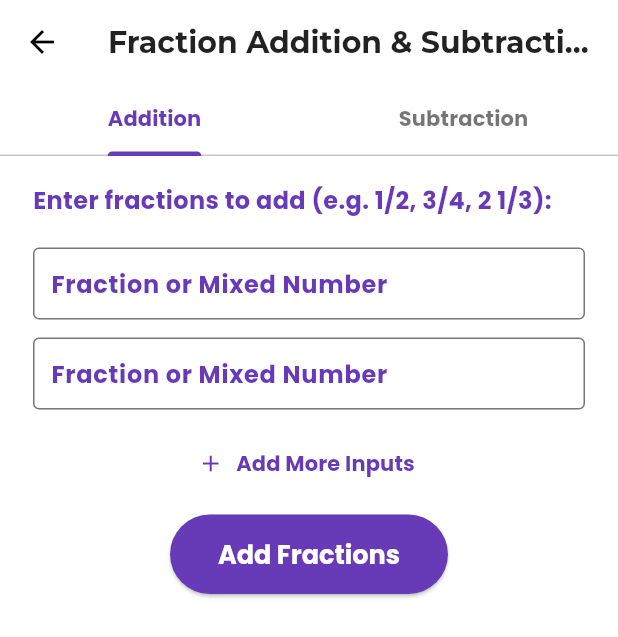
After one commit to JudeChika/Math-Guru, a Flutter app: the FractionAdditionSubtractionScreen screen opened directly, on a phone screen of 412 x 824 dp. The commit adds this screen. Shown: the top 637 px of the screen. Run offline on Flutter 3.47's test engine with Material 3 defaults, Android fonts, the phone set to English and light mode, and no system bars; our stand-ins replace cloud_firestore, firebase_auth, firebase_core, firebase_storage, flutter_animate, flutter_riverpod and 4 more; missing offline and left inert: flutter_math_fork; accounts and stored records are empty.

Commit message:
my files

```diff
--- /dev/null
+++ b/lib/features/junior_secondary/jss1/fractions/addition_subtraction_fractions/fraction_addition_logic.dart
@@ -0,0 +1,94 @@
+import 'fraction_models.dart';
+import 'fraction_utils.dart';
+
+class FractionAdditionLogic {
+  static FractionSolution? solve(List<String> fractionInputs) {
+    try {
+      final fractions = fractionInputs.map(FractionUtils.parseFraction).toList();
+      final lcm = FractionUtils.lcmForList(fractions.map((f) => f.denominator).toList());
+
+      List<FractionWorkingStep> workings = [];
+      List<FractionExplanation> explanations = [];
+
+      // Working: Only math steps
+      String givenLatex = fractionInputs.map(FractionUtils.toLatex).join(" + ");
+      workings.add(FractionWorkingStep(latexMath: givenLatex));
+      explanations.add(FractionExplanation(
+        description: 'Start with the given problem',
+        latexMath: givenLatex,
+      ));
+
+      // Convert to improper fractions if needed
+      for (var input in fractionInputs) {
+        if (input.contains(' ')) {
+          String improper = FractionUtils.toImproperLatex(input);
+          workings.add(FractionWorkingStep(latexMath: '= $improper'));
+          explanations.add(FractionExplanation(
+            description: 'Convert mixed number $input to improper fraction',
+            latexMath: improper,
+          ));
+        }
+      }
+
+      // LCM step (keep as math expression)
+      workings.add(FractionWorkingStep(latexMath: r'LCM = ' + lcm.toString()));
+      explanations.add(FractionExplanation(
+        description: 'Find the LCM of the denominators',
+        latexMath: lcm.toString(),
+      ));
+
+      // Convert to equivalent fractions
+      List<Fraction> convertedFractions = fractions.map((f) {
+        int multiplier = lcm ~/ f.denominator;
+        return Fraction(f.numerator * multiplier, lcm);
+      }).toList();
+
+      String convertedLatex = convertedFractions
+          .map((f) => '\\frac{${f.numerator}}{${f.denominator}}')
+          .join(' + ');
+
+      workings.add(FractionWorkingStep(latexMath: '= $convertedLatex'));
+      explanations.add(FractionExplanation(
+        description: 'Convert each fraction to have the same denominator. Divide the LCM by the denominator, and add the result to the numerator to get the final numerator value. The denominator remains unchanged',
+        latexMath: convertedLatex,
+      ));
+
+      // Add numerators
+      int sumNumerator = convertedFractions.fold(0, (total, f) => total + f.numerator);
+      String sumLatex = '\\frac{$sumNumerator}{$lcm}';
+
+      workings.add(FractionWorkingStep(latexMath: '= $sumLatex'));
+      explanations.add(FractionExplanation(
+        description: 'Add the numerators and keep the denominator',
+        latexMath: sumLatex,
+      ));
+
+      // Simplify
+      Fraction simplified = FractionUtils.simplify(Fraction(sumNumerator, lcm));
+      String simplifiedLatex = '\\frac{${simplified.numerator}}{${simplified.denominator}}';
+      String mixedLatex = FractionUtils.toMixedFractionLatex(simplified);
+
+      workings.add(FractionWorkingStep(latexMath: '= $simplifiedLatex'));
+      explanations.add(FractionExplanation(
+        description: 'Simplify the fraction to its lowest terms',
+        latexMath: simplifiedLatex,
+      ));
+
+      if (mixedLatex != simplifiedLatex) {
+        workings.add(FractionWorkingStep(latexMath: '= $mixedLatex'));
+        explanations.add(FractionExplanation(
+          description: 'Convert the simplified fraction to a mixed number',
+          latexMath: mixedLatex,
+        ));
+      }
+
+      return FractionSolution(
+        finalLatex: mixedLatex,
+        workings: workings,
+        explanations: explanations,
+      );
+    } catch (_) {
+      return null;
+    }
+  }
+}
--- /dev/null
+++ b/lib/features/junior_secondary/jss1/fractions/addition_subtraction_fractions/fraction_addition_subtraction_screen.dart
@@ -0,0 +1,343 @@
+import 'package:flutter/material.dart';
+import 'package:flutter_math_fork/flutter_math.dart';
+import 'package:google_fonts/google_fonts.dart';
+import 'fraction_addition_logic.dart';
+import 'fraction_subtraction_logic.dart';
+import 'fraction_models.dart';
+
+class FractionAdditionSubtractionScreen extends StatefulWidget {
+  const FractionAdditionSubtractionScreen({super.key});
+
+  @override
+  State<FractionAdditionSubtractionScreen> createState() =>
+      _FractionAdditionSubtractionScreenState();
+}
+
+class _FractionAdditionSubtractionScreenState
+    extends State<FractionAdditionSubtractionScreen>
+    with SingleTickerProviderStateMixin {
+  late TabController _tabController;
+
+  // Addition Tab
+  final List<TextEditingController> _addControllers = [
+    TextEditingController(),
+    TextEditingController()
+  ];
+  String? _addResult;
+  List<FractionWorkingStep> _addWorkings = [];
+  List<FractionExplanation> _addExplanations = [];
+
+  // Subtraction Tab
+  final List<TextEditingController> _subControllers = [
+    TextEditingController(),
+    TextEditingController()
+  ];
+  String? _subResult;
+  List<FractionWorkingStep> _subWorkings = [];
+  List<FractionExplanation> _subExplanations = [];
+
+  @override
+  void initState() {
+    super.initState();
+    _tabController = TabController(length: 2, vsync: this);
+  }
+
+  void _addFractionInput(bool isAddition) {
+    setState(() {
+      if (isAddition) {
+        _addControllers.add(TextEditingController());
+      } else {
+        _subControllers.add(TextEditingController());
+      }
+    });
+  }
+
+  void _calculateAddition() {
+    final inputs = _addControllers.map((c) => c.text.trim()).where((s) => s.isNotEmpty).toList();
+    if (inputs.length < 2) return;
+
+    final solution = FractionAdditionLogic.solve(inputs);
+
+    setState(() {
+      _addResult = solution?.finalLatex;
+      _addWorkings = solution?.workings ?? [];
+      _addExplanations = solution?.explanations ?? [];
+    });
+  }
+
+  void _calculateSubtraction() {
+    final inputs = _subControllers.map((c) => c.text.trim()).where((s) => s.isNotEmpty).toList();
+    if (inputs.length < 2) return;
+
+    final solution = FractionSubtractionLogic.solve(inputs);
+
+    setState(() {
+      _subResult = solution?.finalLatex;
+      _subWorkings = solution?.workings ?? [];
+      _subExplanations = solution?.explanations ?? [];
+    });
+  }
+
+  Widget buildTab({
+    required bool isAddition,
+    required List<TextEditingController> controllers,
+    required String? result,
+    required List<FractionWorkingStep> workings,
+    required List<FractionExplanation> explanations,
+    required VoidCallback onCalculate,
+  }) {
+    final inputStyle = GoogleFonts.poppins(fontSize: 16);
+    final labelStyle = GoogleFonts.poppins(
+        fontWeight: FontWeight.w600, color: Colors.deepPurple);
+
+    return SingleChildScrollView(
+      padding: const EdgeInsets.symmetric(horizontal: 22, vertical: 18),
+      child: Column(
+        crossAxisAlignment: CrossAxisAlignment.start,
+        children: [
+          Text(
+            isAddition
+                ? "Enter fractions to add (e.g. 1/2, 3/4, 2 1/3):"
+                : "Enter fractions to subtract (e.g. 3/4, 1/2, 2 1/3):",
+            style: GoogleFonts.poppins(
+              fontSize: 16,
+              fontWeight: FontWeight.bold,
+              color: Colors.deepPurple,
+            ),
+          ),
+          const SizedBox(height: 20),
+          ...controllers.map((controller) => Padding(
+            padding: const EdgeInsets.only(bottom: 12),
+            child: TextFormField(
+              controller: controller,
+              style: inputStyle,
+              decoration: InputDecoration(
+                labelText: "Fraction or Mixed Number",
+                labelStyle: labelStyle,
+                border: const OutlineInputBorder(),
+                contentPadding:
+                const EdgeInsets.symmetric(vertical: 3, horizontal: 8),
+              ),
+            ),
+          )),
+          Center(
+            child: TextButton.icon(
+              onPressed: () => _addFractionInput(isAddition),
+              icon: const Icon(Icons.add, color: Colors.deepPurple),
+              label: Text(
+                "Add More Inputs",
+                style: GoogleFonts.poppins(
+                  fontWeight: FontWeight.w600,
+                  color: Colors.deepPurple,
+                ),
+              ),
+            ),
+          ),
+          const SizedBox(height: 10),
+          Center(
+            child: ElevatedButton(
+              style: ElevatedButton.styleFrom(
+                backgroundColor: Colors.deepPurple,
+                padding:
+                const EdgeInsets.symmetric(horizontal: 32, vertical: 14),
+                textStyle:
+                GoogleFonts.poppins(fontWeight: FontWeight.bold, fontSize: 17),
+              ),
+              onPressed: onCalculate,
+              child: Text(
+                isAddition ? "Add Fractions" : "Subtract Fractions",
+                style: const TextStyle(color: Colors.white),
+              ),
+            ),
+          ),
+          const SizedBox(height: 20),
+          if (result != null)
+            Center(
+              child: Column(
+                children: [
+                  Text(
+                    "Result:",
+                    style: GoogleFonts.poppins(
+                      fontSize: 18,
+                      fontWeight: FontWeight.w600,
+                      color: Colors.green[700],
+                    ),
+                  ),
+                  Math.tex(
+                    result,
+                    textStyle: GoogleFonts.montserrat(
+                      fontWeight: FontWeight.bold,
+                      fontSize: 32,
+                      color: Colors.green[700],
+                    ),
+                    mathStyle: MathStyle.display,
+                  ),
+                ],
+              ),
+            ),
+          const SizedBox(height: 20),
+          if (workings.isNotEmpty)
+            Column(
+              crossAxisAlignment: CrossAxisAlignment.start,
+              children: [
+                Text(
+                  "Working:",
+                  style: GoogleFonts.poppins(
+                    fontWeight: FontWeight.bold,
+                    fontSize: 17,
+                    color: Colors.deepPurple,
+                  ),
+                ),
+                const SizedBox(height: 8),
+                Card(
+                  color: Colors.purple.shade50,
+                  margin: const EdgeInsets.symmetric(vertical: 4),
+                  child: Padding(
+                    padding:
+                    const EdgeInsets.symmetric(horizontal: 12, vertical: 14),
+                    child: Column(
+                      crossAxisAlignment: CrossAxisAlignment.stretch,
+                      children: workings
+                          .map((step) => Padding(
+                        padding: const EdgeInsets.symmetric(vertical: 8),
+                        child: Math.tex(
+                          step.latexMath,
+                          textStyle: GoogleFonts.poppins(
+                              fontSize: 20,
+                              color: Colors.deepPurple),
+                          mathStyle: MathStyle.display,
+                        ),
+                      ))
+                          .toList(),
+                    ),
+                  ),
+                ),
+              ],
+            ),
+          if (explanations.isNotEmpty)
+            Column(
+              crossAxisAlignment: CrossAxisAlignment.start,
+              children: [
+                const SizedBox(height: 16),
+                Text(
+                  "Step-by-step Solution:",
+                  style: GoogleFonts.poppins(
+                    fontWeight: FontWeight.bold,
+                    fontSize: 17,
+                    color: Colors.deepPurple,
+                  ),
+                ),
+                const SizedBox(height: 8),
+                ...explanations.asMap().entries.map((entry) {
+                  final index = entry.key + 1;
+                  final explanation = entry.value;
+                  return Card(
+                    color: Colors.purple.shade50,
+                    margin: const EdgeInsets.symmetric(vertical: 4),
+                    child: ListTile(
+                      leading: CircleAvatar(
+                        backgroundColor: Colors.deepPurple.shade100,
+                        child: Text(
+                          '$index',
+                          style: GoogleFonts.poppins(
+                            color: Colors.deepPurple,
+                            fontWeight: FontWeight.bold,
+                          ),
+                        ),
+                      ),
+                      title: Column(
+                        crossAxisAlignment: CrossAxisAlignment.start,
+                        children: [
+                          Text(
+                            explanation.description,
+                            style: GoogleFonts.poppins(
+                              fontWeight: FontWeight.w600,
+                              color: Colors.deepPurple[800],
+                              fontSize: 15,
+                            ),
+                          ),
+                          const SizedBox(height: 6),
+                          if (explanation.latexMath != null)
+                            Math.tex(
+                              explanation.latexMath!,
+                              textStyle: GoogleFonts.poppins(
+                                  fontSize: 20, color: Colors.deepPurple),
+                              mathStyle: MathStyle.display,
+                            ),
+                        ],
+                      ),
+                    ),
+                  );
+                }),
+              ],
+            ),
+        ],
+      ),
+    );
+  }
+
+  @override
+  void dispose() {
+    for (var c in _addControllers) {
+      c.dispose();
+    }
+    for (var c in _subControllers) {
+      c.dispose();
+    }
+    _tabController.dispose();
+    super.dispose();
+  }
+
+  @override
+  Widget build(BuildContext context) {
+    return DefaultTabController(
+      length: 2,
+      child: Scaffold(
+        appBar: AppBar(
+          title: Text(
+            'Fraction Addition & Subtraction',
+            style: GoogleFonts.montserrat(
+              fontWeight: FontWeight.bold,
+              fontSize: 20,
+              color: Theme.of(context).brightness == Brightness.dark
+                  ? Colors.white
+                  : Colors.black87,
+            ),
+          ),
+          bottom: TabBar(
+            controller: _tabController,
+            labelColor: Colors.deepPurple,
+            unselectedLabelColor: Colors.black54,
+            indicatorColor: Colors.deepPurple,
+            labelStyle: GoogleFonts.poppins(fontWeight: FontWeight.w600),
+            tabs: const [
+              Tab(text: "Addition"),
+              Tab(text: "Subtraction"),
+            ],
+          ),
+        ),
+        body: TabBarView(
+          controller: _tabController,
+          children: [
+            buildTab(
+              isAddition: true,
+              controllers: _addControllers,
+              result: _addResult,
+              workings: _addWorkings,
+              explanations: _addExplanations,
+              onCalculate: _calculateAddition,
+            ),
+            buildTab(
+              isAddition: false,
+              controllers: _subControllers,
+              result: _subResult,
+              workings: _subWorkings,
+              explanations: _subExplanations,
+              onCalculate: _calculateSubtraction,
+            ),
+          ],
+        ),
+      ),
+    );
+  }
+}
--- /dev/null
+++ b/lib/features/junior_secondary/jss1/fractions/addition_subtraction_fractions/fraction_models.dart
@@ -0,0 +1,36 @@
+class Fraction {
+  int numerator;
+  int denominator;
+
+  Fraction(this.numerator, this.denominator);
+}
+
+class FractionSolution {
+  final String finalLatex;
+  final List<FractionWorkingStep> workings;
+  final List<FractionExplanation> explanations;
+
+  FractionSolution({
+    required this.finalLatex,
+    required this.workings,
+    required this.explanations,
+  });
+}
+
+class FractionWorkingStep {
+  final String latexMath;
+
+  FractionWorkingStep({
+    required this.latexMath,
+  });
+}
+
+class FractionExplanation {
+  final String description;
+  final String? latexMath;
+
+  FractionExplanation({
+    required this.description,
+    this.latexMath,
+  });
+}
--- /dev/null
+++ b/lib/features/junior_secondary/jss1/fractions/addition_subtraction_fractions/fraction_subtraction_logic.dart
@@ -0,0 +1,97 @@
+import 'fraction_models.dart';
+import 'fraction_utils.dart';
+
+class FractionSubtractionLogic {
+  static FractionSolution? solve(List<String> fractionInputs) {
+    try {
+      final fractions = fractionInputs.map(FractionUtils.parseFraction).toList();
+      final lcm = FractionUtils.lcmForList(fractions.map((f) => f.denominator).toList());
+
+      List<FractionWorkingStep> workings = [];
+      List<FractionExplanation> explanations = [];
+
+      // Working: Only math steps
+      String givenLatex = fractionInputs.map(FractionUtils.toLatex).join(" - ");
+      workings.add(FractionWorkingStep(latexMath: givenLatex));
+      explanations.add(FractionExplanation(
+        description: 'Start with the given problem',
+        latexMath: givenLatex,
+      ));
+
+      // Convert to improper fractions if needed
+      for (var input in fractionInputs) {
+        if (input.contains(' ')) {
+          String improper = FractionUtils.toImproperLatex(input);
+          workings.add(FractionWorkingStep(latexMath: '= $improper'));
+          explanations.add(FractionExplanation(
+            description: 'Convert mixed number $input to improper fraction',
+            latexMath: improper,
+          ));
+        }
+      }
+
+      // LCM step (keep as math expression)
+      workings.add(FractionWorkingStep(latexMath: r'LCM = ' + lcm.toString()));
+      explanations.add(FractionExplanation(
+        description: 'Find the LCM of the denominators',
+        latexMath: lcm.toString(),
+      ));
+
+      // Convert to equivalent fractions
+      List<Fraction> convertedFractions = fractions.map((f) {
+        int multiplier = lcm ~/ f.denominator;
+        return Fraction(f.numerator * multiplier, lcm);
+      }).toList();
+
+      String convertedLatex = convertedFractions
+          .map((f) => '\\frac{${f.numerator}}{${f.denominator}}')
+          .join(' - ');
+
+      workings.add(FractionWorkingStep(latexMath: '= $convertedLatex'));
+      explanations.add(FractionExplanation(
+        description: 'Convert each fraction to have the same denominator. Divide the LCM by the denominator, and add the result to the numerator to get the final numerator value. The denominator remains unchanged',
+        latexMath: convertedLatex,
+      ));
+
+      // Subtract numerators
+      int resultNumerator = convertedFractions.first.numerator;
+      for (int i = 1; i < convertedFractions.length; i++) {
+        resultNumerator -= convertedFractions[i].numerator;
+      }
+
+      String diffLatex = '\\frac{$resultNumerator}{$lcm}';
+      workings.add(FractionWorkingStep(latexMath: '= $diffLatex'));
+      explanations.add(FractionExplanation(
+        description: 'Subtract the numerators and keep the denominator',
+        latexMath: diffLatex,
+      ));
+
+      // Simplify
+      Fraction simplified = FractionUtils.simplify(Fraction(resultNumerator, lcm));
+      String simplifiedLatex = '\\frac{${simplified.numerator}}{${simplified.denominator}}';
+      String mixedLatex = FractionUtils.toMixedFractionLatex(simplified);
+
+      workings.add(FractionWorkingStep(latexMath: '= $simplifiedLatex'));
+      explanations.add(FractionExplanation(
+        description: 'Simplify the fraction to its lowest terms',
+        latexMath: simplifiedLatex,
+      ));
+
+      if (mixedLatex != simplifiedLatex) {
+        workings.add(FractionWorkingStep(latexMath: '= $mixedLatex'));
+        explanations.add(FractionExplanation(
+          description: 'Convert the simplified fraction to a mixed number',
+          latexMath: mixedLatex,
+        ));
+      }
+
+      return FractionSolution(
+        finalLatex: mixedLatex,
+        workings: workings,
+        explanations: explanations,
+      );
+    } catch (_) {
+      return null;
+    }
+  }
+}
--- a/lib/features/junior_secondary/jss1/jss1_topic_detail_screen.dart
+++ b/lib/features/junior_secondary/jss1/jss1_topic_detail_screen.dart
@@ -5,6 +5,7 @@ import 'package:math_guru/features/junior_secondary/jss1/fractions/number_line/n
 import 'package:math_guru/features/junior_secondary/jss1/number_base_system/binary_conversion/binary_conversion_screen.dart';
 import 'factors_multiples/hcf/hcf_screen.dart';
 import 'factors_multiples/lcm/lcm_screen.dart';
+import 'fractions/addition_subtraction_fractions/fraction_addition_subtraction_screen.dart';
 import 'fractions/conversion_to_decimal/conversion_to_decimal_and_fraction_screen.dart';
 import 'fractions/equivalent_fractions/equivalent_fractions_screen.dart';
 import 'fractions/ordering_of_fractions/ordering_fractions_screen.dart';
@@ -74,6 +75,9 @@ class Jss1TopicDetailScreen extends StatelessWidget {
     if (subtopic == 'Number line') {
       return const NumberLineScreen();
     }
+    if (subtopic == 'Addition & Subtraction') {
+      return const FractionAdditionSubtractionScreen();
+    }
 
     return Scaffold(
       appBar: AppBar(
--- a/pubspec.yaml
+++ b/pubspec.yaml
@@ -23,6 +23,7 @@ dependencies:
   image_picker: ^1.1.2
   shared_preferences: ^2.5.3
   cupertino_icons: ^1.0.8
+  fraction: ^3.0.1
 
 
 dev_dependencies:
```
Also changed, not shown: lib/features/junior_secondary/jss1/fractions/addition_subtraction_fractions/fraction_utils.dart (added, +83 -0 lines), lib/features/junior_secondary/jss1/fractions/conversion_to_percentage/conversion_to_percentage_screen.dart (+7 -7 lines), pubspec.lock.
